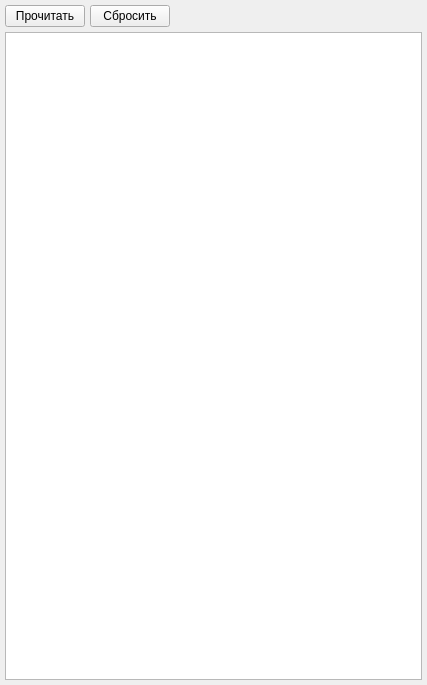
First picture: the form in outputall.ui, repository vlarry/configurator, before the edit.
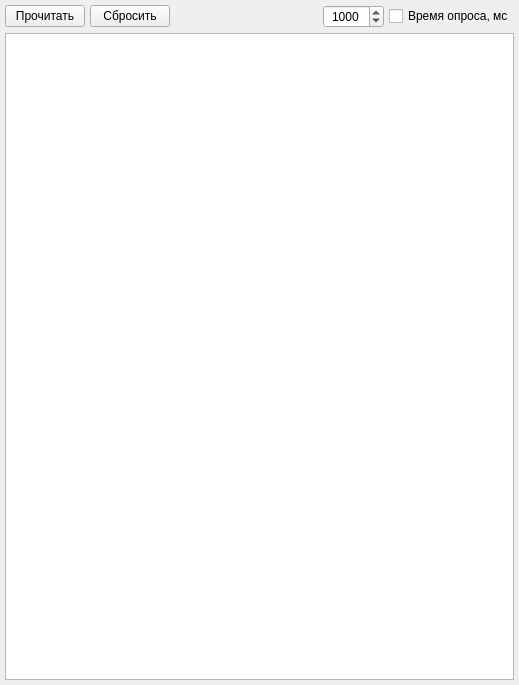
Second picture: the form after the edit.

Commit message: Реализация опроса по таймеру состояний входов и все выходы.

```diff
--- a/outputall.ui
+++ b/outputall.ui
@@ -6,7 +6,7 @@
    <rect>
     <x>0</x>
     <y>0</y>
-    <width>427</width>
+    <width>519</width>
     <height>685</height>
    </rect>
   </property>
@@ -58,6 +58,32 @@
        </property>
       </spacer>
      </item>
+     <item>
+      <widget class="QSpinBox" name="spinBoxUpdateData">
+       <property name="alignment">
+        <set>Qt::AlignCenter</set>
+       </property>
+       <property name="minimum">
+        <number>100</number>
+       </property>
+       <property name="maximum">
+        <number>10000</number>
+       </property>
+       <property name="singleStep">
+        <number>100</number>
+       </property>
+       <property name="value">
+        <number>1000</number>
+       </property>
+      </widget>
+     </item>
+     <item>
+      <widget class="QCheckBox" name="checkBoxUpdateData">
+       <property name="text">
+        <string>Время опроса, мс</string>
+       </property>
+      </widget>
+     </item>
     </layout>
    </item>
    <item>
```
The commit also changes 5 other files.
